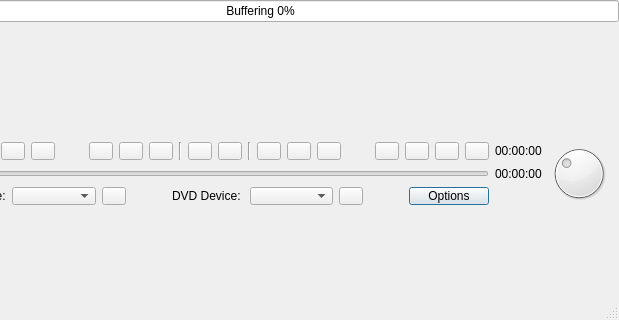
andrew-bibb/mbmp, file code/playerctl/ui/playerctl.ui: the form before one commit; both pictures show x 98 to 717 and y 112 to 432 of the 717 by 432 pixel window.
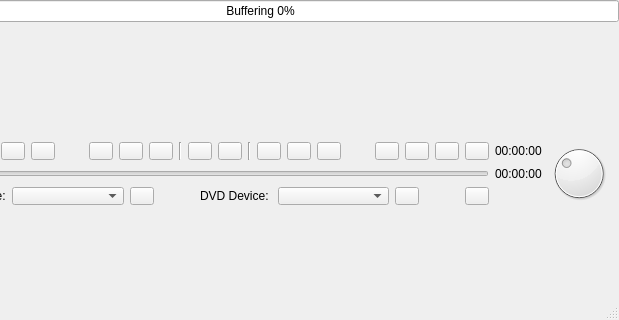
The form after the commit. Icons and pictures are not drawn.

Commit message: added options menu

```diff
--- a/code/playerctl/ui/playerctl.ui
+++ b/code/playerctl/ui/playerctl.ui
@@ -319,9 +319,9 @@
          </spacer>
         </item>
         <item>
-         <widget class="QPushButton" name="pushButton_options">
+         <widget class="QToolButton" name="toolButton_options">
           <property name="text">
-           <string>Options</string>
+           <string/>
           </property>
          </widget>
         </item>
```
Left out of the diff: 31 changed lines with no effect on the pictures. The commit also changes 6 other files.
